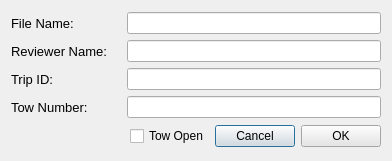
This is src/common/metadata_dialog.ui in cvisionai/Tator-Native as Qt 5 draws it before an edit. The edited form follows.
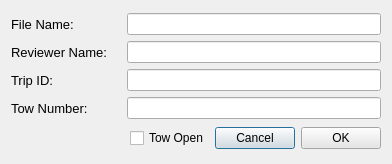
This is the edited form.

Commit message: Update window titles

Patch:
```diff
--- a/src/common/metadata_dialog.ui
+++ b/src/common/metadata_dialog.ui
@@ -10,7 +10,7 @@
     <x>0</x>
     <y>0</y>
     <width>392</width>
-    <height>161</height>
+    <height>164</height>
    </rect>
   </property>
   <property name="maximumSize">
```
Left out of the diff: 2 changed lines with no effect on the pictures. The commit also changes 1 other file.
